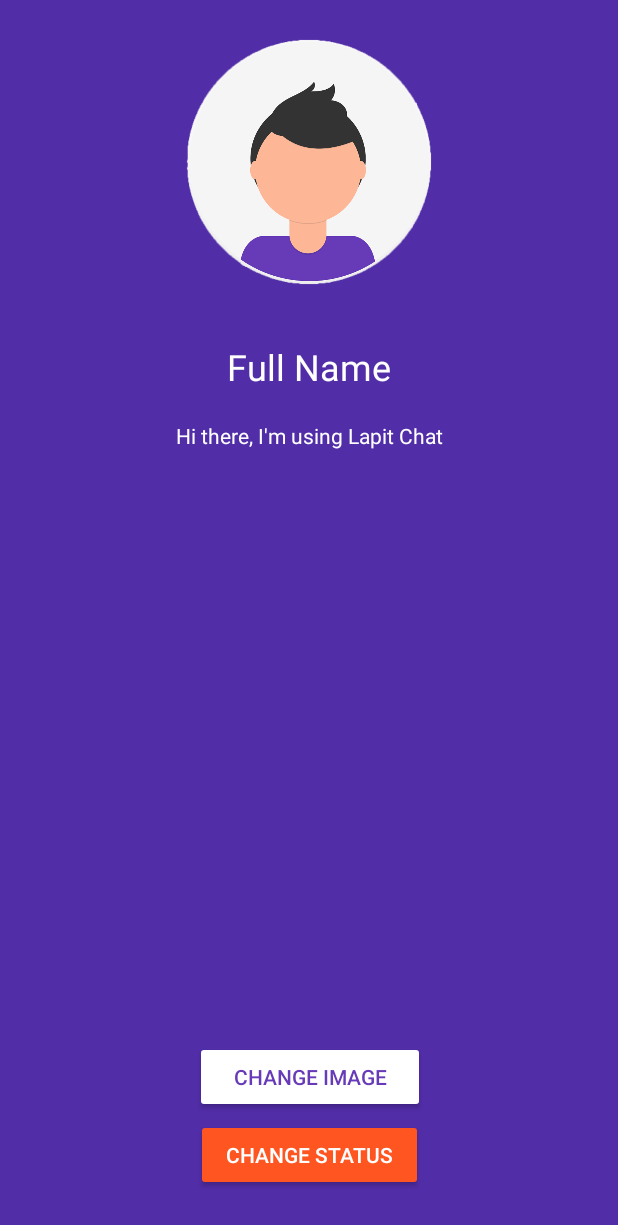
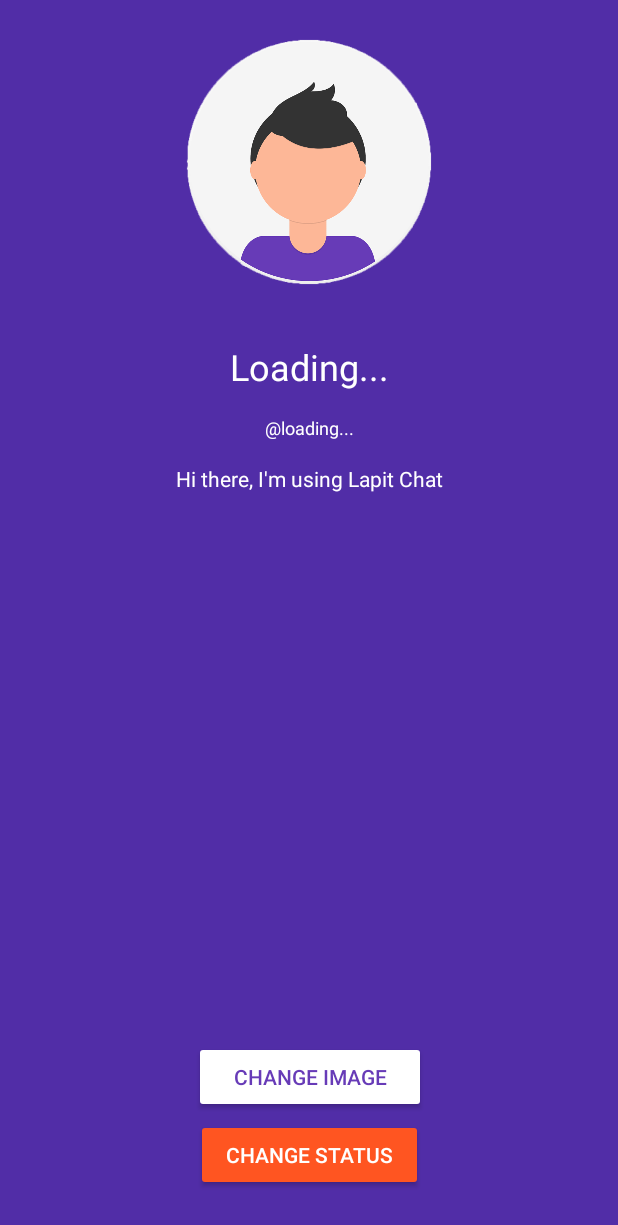
Before and after one commit to britannio/LapitChatAndroid, an Android app: the layout activity_settings.xml on its own in the app's theme, with its tools: preview values and no code run, on a phone screen of 412 x 824 dp. Shown: the top 1225 px of the screen. Run offline under Robolectric (Android 15) with nearby library versions, the phone set to English and light mode, and no system bars.

Commit message:
Part 10 Complete

```diff
--- a/app/src/main/res/layout/activity_settings.xml
+++ b/app/src/main/res/layout/activity_settings.xml
@@ -36,13 +36,13 @@
         android:id="@+id/settings_status"
         android:layout_width="wrap_content"
         android:layout_height="wrap_content"
-        android:layout_marginTop="20dp"
+        android:layout_marginTop="16dp"
         android:text="@string/status"
         android:textColor="@color/white"
         android:textSize="14sp"
         app:layout_constraintEnd_toEndOf="parent"
         app:layout_constraintStart_toStartOf="parent"
-        app:layout_constraintTop_toBottomOf="@+id/settings_full_name" />
+        app:layout_constraintTop_toBottomOf="@+id/settings_username" />
 
     <Button
         android:id="@+id/settings_image_btn"
@@ -52,8 +52,8 @@
         android:layout_marginEnd="8dp"
         android:layout_marginStart="8dp"
         android:backgroundTint="@color/white"
-        android:paddingLeft="25dp"
-        android:paddingRight="25dp"
+        android:paddingLeft="26dp"
+        android:paddingRight="26dp"
         android:text="@string/change_image"
         android:textColor="@color/colorPrimary"
         app:layout_constraintBottom_toTopOf="@+id/settings_status_btn"
@@ -77,4 +77,16 @@
         app:layout_constraintEnd_toEndOf="parent"
         app:layout_constraintStart_toStartOf="parent" />
 
+    <TextView
+        android:id="@+id/settings_username"
+        android:layout_width="wrap_content"
+        android:layout_height="wrap_content"
+        android:layout_marginTop="16dp"
+        android:text="@string/atusername"
+        android:textColor="@color/white"
+        android:textSize="12sp"
+        app:layout_constraintEnd_toEndOf="parent"
+        app:layout_constraintStart_toStartOf="parent"
+        app:layout_constraintTop_toBottomOf="@+id/settings_full_name" />
+
 </android.support.constraint.ConstraintLayout>
--- a/app/src/main/res/values/strings.xml
+++ b/app/src/main/res/values/strings.xml
@@ -10,9 +10,10 @@
     <string name="create_a_new_account">Create a New Account</string>
     <string name="login_to_your_account">Login To Your Account</string>
     <string name="username">Username</string>
-    <string name="full_name">Full Name</string>
+    <string name="full_name">Loading...</string>
     <string name="status">Hi there, I\'m using Lapit Chat</string>
     <string name="change_image">CHANGE IMAGE</string>
     <string name="change_status">CHANGE STATUS</string>
+    <string name="atusername">\@loading...</string>
 
 </resources>
```
Also changed, not shown: app/src/main/java/com/britannio/lapitchat/MainActivity.java (+10 -0 lines), app/src/main/java/com/britannio/lapitchat/SettingsActivity.java (+62 -0 lines).
